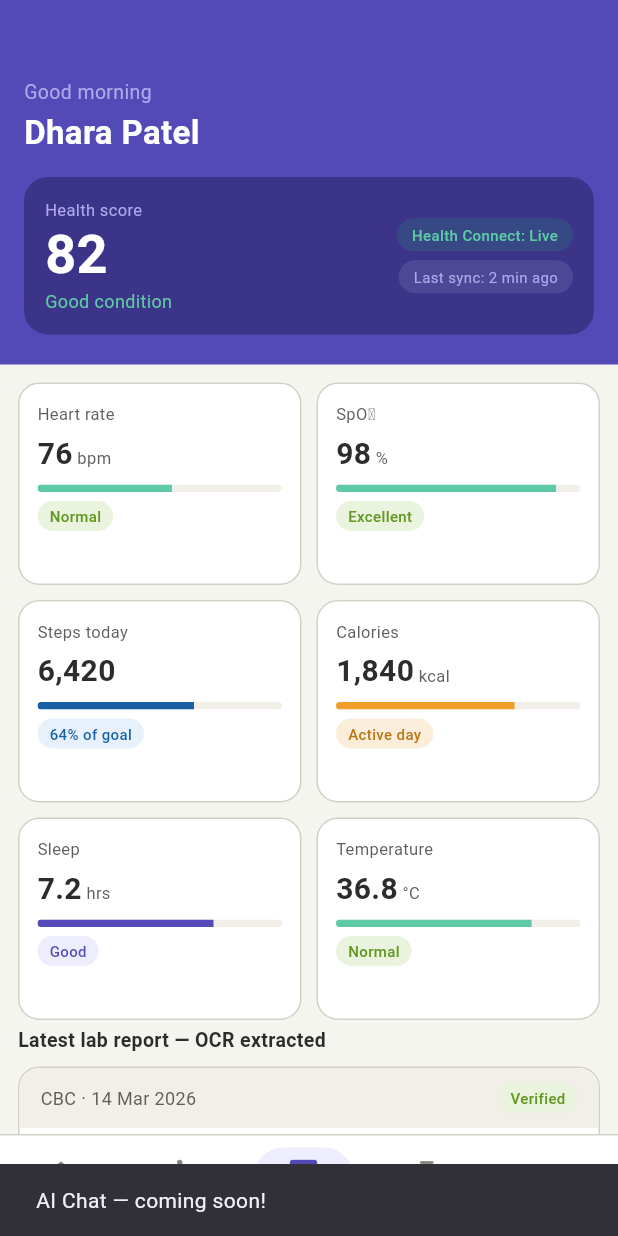
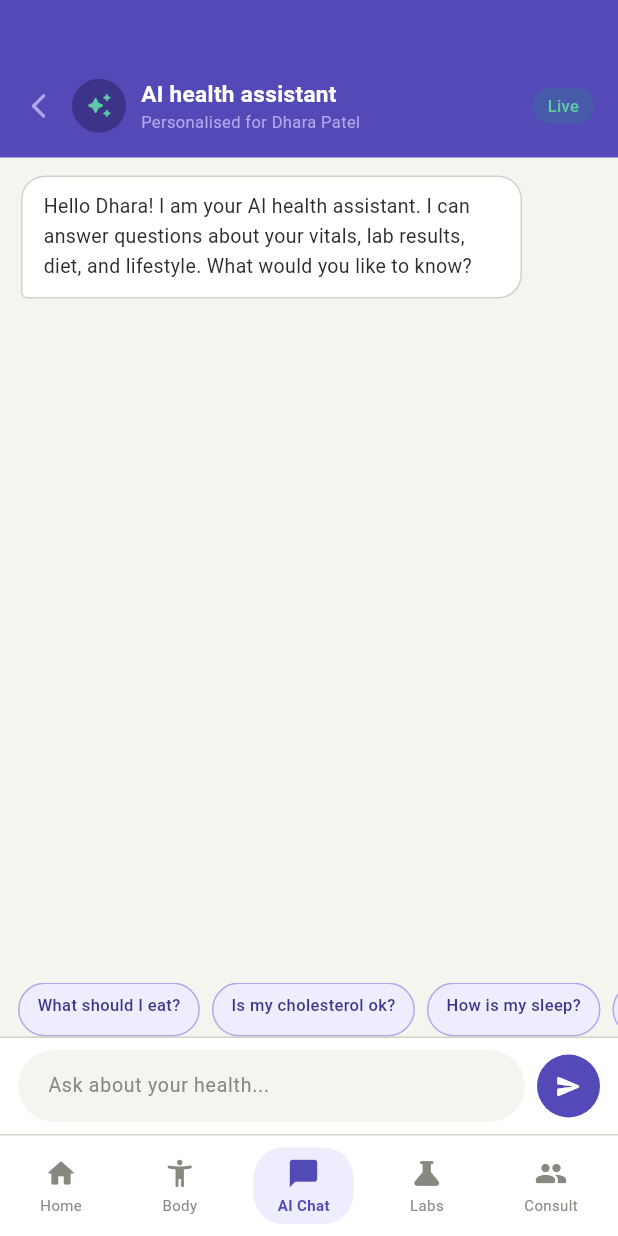
Before and after one commit to RayParth/Care-Predicter, a Flutter app: the HomeScreen screen opened directly, item 3 of the bottom bar chosen, on a phone screen of 412 x 824 dp. Run offline on Flutter 3.47's test engine with Material 3 defaults, Android fonts, the light colour scheme and no system bars; our stand-ins replace firebase_auth, firebase_core, flutter_riverpod, google_sign_in; accounts and stored records are empty.

Commit message:
feat: AI chat screen with health-aware responses

```diff
--- /dev/null
+++ b/lib/features/chat/ai_chat_screen.dart
@@ -0,0 +1,435 @@
+
+import 'package:flutter/material.dart';
+import 'package:flutter_riverpod/flutter_riverpod.dart';
+import '../../core/constants/colors.dart';
+import '../../shared/widgets/bottom_nav_bar.dart';
+
+// Message model
+class ChatMessage {
+  final String text;
+  final bool isUser;
+  final DateTime time;
+
+  ChatMessage({
+    required this.text,
+    required this.isUser,
+    required this.time,
+  });
+}
+
+// Chat messages provider
+final chatMessagesProvider =
+StateProvider<List<ChatMessage>>((ref) => [
+  ChatMessage(
+    text: 'Hello Dhara! I am your AI health assistant. I can answer questions about your vitals, lab results, diet, and lifestyle. What would you like to know?',
+    isUser: false,
+    time: DateTime.now(),
+  ),
+]);
+
+// Loading state provider
+final chatLoadingProvider = StateProvider<bool>((ref) => false);
+
+class AiChatScreen extends ConsumerStatefulWidget {
+  const AiChatScreen({super.key});
+
+  @override
+  ConsumerState<AiChatScreen> createState() => _AiChatScreenState();
+}
+
+class _AiChatScreenState extends ConsumerState<AiChatScreen> {
+  int _currentIndex = 2;
+  final TextEditingController _controller = TextEditingController();
+  final ScrollController _scrollController = ScrollController();
+
+  // Predefined AI responses based on keywords
+  // Will be replaced with real FastAPI + ML backend later
+  String _getAiResponse(String userMessage) {
+    final msg = userMessage.toLowerCase();
+
+    if (msg.contains('sugar') || msg.contains('glucose')) {
+      return 'Your glucose is 94 mg/dL — within normal range (70–100). To keep it stable: eat whole grains, legumes, and vegetables. Avoid refined sugar, white rice, and sweet drinks. Space meals every 3–4 hours and never skip breakfast.';
+    } else if (msg.contains('heart') || msg.contains('bp') || msg.contains('blood pressure')) {
+      return 'Your heart rate is 76 bpm and blood pressure is 118/76 mmHg — both normal. Your resting HR of 62 bpm shows good cardiovascular fitness. Keep up 30 minutes of brisk walking daily and reduce sodium intake.';
+    } else if (msg.contains('sleep')) {
+      return 'You are getting 7.2 hours of sleep — good. For better quality: avoid screens 1 hour before bed, keep a consistent sleep schedule, and reduce caffeine after 2 PM. Your stress index is slightly elevated at 42% which may be affecting deep sleep.';
+    } else if (msg.contains('cholesterol')) {
+      return 'Your total cholesterol is 178 mg/dL — normal. However, triglycerides are at 140 mg/dL which is borderline. Reduce fried food and sugary drinks. Increase omega-3 rich foods like fish, walnuts, and flaxseeds.';
+    } else if (msg.contains('exercise') || msg.contains('workout')) {
+      return 'With 6,420 steps today and a resting HR of 62 bpm, your fitness baseline is good. Aim for 30 minutes of brisk walking or light cardio daily. Avoid intense exercise if SpO₂ drops below 95%. Strength training 2–3 times per week is recommended.';
+    } else if (msg.contains('diet') || msg.contains('eat') || msg.contains('food')) {
+      return 'Based on your health data, I recommend: whole grains (brown rice, oats), lean proteins (fish, lentils, eggs), plenty of vegetables and fruits, and 2–3 litres of water daily. Avoid processed food, excess salt, and sugary drinks. Your triglycerides suggest reducing refined carbs.';
+    } else if (msg.contains('spo2') || msg.contains('oxygen')) {
+      return 'Your SpO₂ is 98% — excellent. Normal range is 95–100%. If it drops below 92%, seek immediate medical attention. To maintain good oxygen levels: do deep breathing exercises daily, stay active, and avoid smoking.';
+    } else if (msg.contains('kidney') || msg.contains('creatinine')) {
+      return 'Your creatinine is 0.9 mg/dL and eGFR is 92 mL/min — both excellent. Kidney function is normal. Drink at least 2–3 litres of water daily, reduce salt intake, and avoid excessive use of painkillers like ibuprofen.';
+    } else if (msg.contains('stress') || msg.contains('anxiety')) {
+      return 'Your stress index is at 42% — slightly elevated. Try 10 minutes of deep breathing or meditation daily. Regular exercise, good sleep, and reducing caffeine can significantly lower stress. Consider a short walk outdoors every evening.';
+    } else if (msg.contains('weight') || msg.contains('bmi')) {
+      return 'Your BMI is 22.4 — healthy range (18.5–24.9). Maintain this with balanced diet and regular activity. Avoid crash diets. Focus on sustainable habits: 3 balanced meals, light snacks, and 30 minutes of activity daily.';
+    } else {
+      return 'Based on your current health data — glucose 94, HR 76 bpm, SpO₂ 98%, cholesterol 178 — your overall health is good with a score of 82. Is there a specific health topic you would like to know more about? I can help with diet, exercise, sleep, or any specific lab value.';
+    }
+  }
+
+  Future<void> _sendMessage() async {
+    final text = _controller.text.trim();
+    if (text.isEmpty) return;
+
+    _controller.clear();
+
+    // Add user message
+    final messages = [...ref.read(chatMessagesProvider)];
+    messages.add(ChatMessage(
+      text: text,
+      isUser: true,
+      time: DateTime.now(),
+    ));
+    ref.read(chatMessagesProvider.notifier).state = messages;
+
+    // Show loading
+    ref.read(chatLoadingProvider.notifier).state = true;
+
+    // Scroll to bottom
+    _scrollToBottom();
+
+    // Simulate AI response delay
+    await Future.delayed(const Duration(milliseconds: 1200));
+
+    // Add AI response
+    final updatedMessages = [...ref.read(chatMessagesProvider)];
+    updatedMessages.add(ChatMessage(
+      text: _getAiResponse(text),
+      isUser: false,
+      time: DateTime.now(),
+    ));
+    ref.read(chatMessagesProvider.notifier).state = updatedMessages;
+    ref.read(chatLoadingProvider.notifier).state = false;
+
+    _scrollToBottom();
+  }
+
+  void _scrollToBottom() {
+    Future.delayed(const Duration(milliseconds: 100), () {
+      if (_scrollController.hasClients) {
+        _scrollController.animateTo(
+          _scrollController.position.maxScrollExtent,
+          duration: const Duration(milliseconds: 300),
+          curve: Curves.easeOut,
+        );
+      }
+    });
+  }
+
+  @override
+  void dispose() {
+    _controller.dispose();
+    _scrollController.dispose();
+    super.dispose();
+  }
+
+  @override
+  Widget build(BuildContext context) {
+    final messages = ref.watch(chatMessagesProvider);
+    final isLoading = ref.watch(chatLoadingProvider);
+
+    return Scaffold(
+      backgroundColor: AppColors.background,
+      body: Column(
+        children: [
+          _buildHeader(),
+          Expanded(
+            child: ListView.builder(
+              controller: _scrollController,
+              padding: const EdgeInsets.symmetric(
+                  horizontal: 14, vertical: 12),
+              itemCount: messages.length + (isLoading ? 1 : 0),
+              itemBuilder: (context, index) {
+                if (index == messages.length && isLoading) {
+                  return _buildTypingIndicator();
+                }
+                return _buildMessageBubble(messages[index]);
+              },
+            ),
+          ),
+          _buildSuggestedQuestions(),
+          _buildInputBar(),
+          BottomNavBar(
+            currentIndex: _currentIndex,
+            onTap: (index) {
+              setState(() => _currentIndex = index);
+              if (index == 0) Navigator.pop(context);
+            },
+          ),
+        ],
+      ),
+    );
+  }
+
+  Widget _buildHeader() {
+    return Container(
+      width: double.infinity,
+      padding: const EdgeInsets.fromLTRB(16, 52, 16, 16),
+      color: AppColors.primary,
+      child: Row(
+        children: [
+          GestureDetector(
+            onTap: () => Navigator.pop(context),
+            child: const Icon(
+              Icons.arrow_back_ios_rounded,
+              color: AppColors.primaryMid,
+              size: 20,
+            ),
+          ),
+          const SizedBox(width: 12),
+          Container(
+            width: 36,
+            height: 36,
+            decoration: BoxDecoration(
+              color: AppColors.primaryDark,
+              shape: BoxShape.circle,
+            ),
+            child: const Icon(
+              Icons.auto_awesome_rounded,
+              color: AppColors.tealMid,
+              size: 18,
+            ),
+          ),
+          const SizedBox(width: 10),
+          const Column(
+            crossAxisAlignment: CrossAxisAlignment.start,
+            children: [
+              Text(
+                'AI health assistant',
+                style: TextStyle(
+                  fontSize: 15,
+                  fontWeight: FontWeight.w600,
+                  color: AppColors.white,
+                ),
+              ),
+              Text(
+                'Personalised for Dhara Patel',
+                style: TextStyle(
+                  fontSize: 11,
+                  color: AppColors.primaryMid,
+                ),
+              ),
+            ],
+          ),
+          const Spacer(),
+          Container(
+            padding:
+            const EdgeInsets.symmetric(horizontal: 10, vertical: 4),
+            decoration: BoxDecoration(
+              color: AppColors.teal.withOpacity(0.2),
+              borderRadius: BorderRadius.circular(20),
+            ),
+            child: const Text(
+              'Live',
+              style: TextStyle(
+                fontSize: 11,
+                color: AppColors.tealMid,
+                fontWeight: FontWeight.w500,
+              ),
+            ),
+          ),
+        ],
+      ),
+    );
+  }
+
+  Widget _buildMessageBubble(ChatMessage message) {
+    final isUser = message.isUser;
+    return Padding(
+      padding: EdgeInsets.only(
+        bottom: 10,
+        left: isUser ? 50 : 0,
+        right: isUser ? 0 : 50,
+      ),
+      child: Align(
+        alignment: isUser ? Alignment.centerRight : Alignment.centerLeft,
+        child: Container(
+          padding: const EdgeInsets.symmetric(
+              horizontal: 14, vertical: 10),
+          decoration: BoxDecoration(
+            color: isUser ? AppColors.primary : AppColors.white,
+            borderRadius: BorderRadius.only(
+              topLeft: const Radius.circular(16),
+              topRight: const Radius.circular(16),
+              bottomLeft: Radius.circular(isUser ? 16 : 4),
+              bottomRight: Radius.circular(isUser ? 4 : 16),
+            ),
+            border: isUser
+                ? null
+                : Border.all(color: AppColors.border, width: 1),
+          ),
+          child: Text(
+            message.text,
+            style: TextStyle(
+              fontSize: 13,
+              color: isUser ? AppColors.white : AppColors.textPrimary,
+              height: 1.5,
+            ),
+          ),
+        ),
+      ),
+    );
+  }
+
+  Widget _buildTypingIndicator() {
+    return Padding(
+      padding: const EdgeInsets.only(bottom: 10, right: 50),
+      child: Align(
+        alignment: Alignment.centerLeft,
+        child: Container(
+          padding: const EdgeInsets.symmetric(
+              horizontal: 16, vertical: 12),
+          decoration: BoxDecoration(
+            color: AppColors.white,
+            borderRadius: const BorderRadius.only(
+              topLeft: Radius.circular(16),
+              topRight: Radius.circular(16),
+              bottomRight: Radius.circular(16),
+              bottomLeft: Radius.circular(4),
+            ),
+            border: Border.all(color: AppColors.border),
+          ),
+          child: Row(
+            mainAxisSize: MainAxisSize.min,
+            children: [
+              _buildDot(0),
+              const SizedBox(width: 4),
+              _buildDot(1),
+              const SizedBox(width: 4),
+              _buildDot(2),
+            ],
+          ),
+        ),
+      ),
+    );
+  }
+
+  Widget _buildDot(int index) {
+    return TweenAnimationBuilder<double>(
+      tween: Tween(begin: 0.4, end: 1.0),
+      duration: Duration(milliseconds: 400 + (index * 150)),
+      builder: (context, value, child) {
+        return Opacity(
+          opacity: value,
+          child: Container(
+            width: 7,
+            height: 7,
+            decoration: const BoxDecoration(
+              color: AppColors.primary,
+              shape: BoxShape.circle,
+            ),
+          ),
+        );
+      },
+    );
+  }
+
+  Widget _buildSuggestedQuestions() {
+    final suggestions = [
+      'What should I eat?',
+      'Is my cholesterol ok?',
+      'How is my sleep?',
+      'Exercise tips',
+    ];
+
+    return Container(
+      height: 36,
+      color: AppColors.background,
+      child: ListView.builder(
+        scrollDirection: Axis.horizontal,
+        padding: const EdgeInsets.symmetric(horizontal: 12),
+        itemCount: suggestions.length,
+        itemBuilder: (context, index) {
+          return GestureDetector(
+            onTap: () {
+              _controller.text = suggestions[index];
+              _sendMessage();
+            },
+            child: Container(
+              margin: const EdgeInsets.only(right: 8),
+              padding: const EdgeInsets.symmetric(
+                  horizontal: 12, vertical: 6),
+              decoration: BoxDecoration(
+                color: AppColors.primaryLight,
+                borderRadius: BorderRadius.circular(20),
+                border: Border.all(color: AppColors.primaryMid),
+              ),
+              child: Text(
+                suggestions[index],
+                style: const TextStyle(
+                  fontSize: 11,
+                  color: AppColors.primaryDark,
+                  fontWeight: FontWeight.w500,
+                ),
+              ),
+            ),
+          );
+        },
+      ),
+    );
+  }
+
+  Widget _buildInputBar() {
+    return Container(
+      padding: const EdgeInsets.symmetric(horizontal: 12, vertical: 8),
+      decoration: BoxDecoration(
+        color: AppColors.white,
+        border: Border(
+          top: BorderSide(color: AppColors.border, width: 1),
+        ),
+      ),
+      child: Row(
+        children: [
+          Expanded(
+            child: TextField(
+              controller: _controller,
+              decoration: InputDecoration(
+                hintText: 'Ask about your health...',
+                hintStyle: const TextStyle(
+                  fontSize: 13,
+                  color: AppColors.textHint,
+                ),
+                filled: true,
+                fillColor: AppColors.background,
+                border: OutlineInputBorder(
+                  borderRadius: BorderRadius.circular(24),
+                  borderSide: BorderSide.none,
+                ),
+                contentPadding: const EdgeInsets.symmetric(
+                    horizontal: 16, vertical: 10),
+              ),
+              style: const TextStyle(
+                fontSize: 13,
+                color: AppColors.textPrimary,
+              ),
+              onSubmitted: (_) => _sendMessage(),
+              textInputAction: TextInputAction.send,
+            ),
+          ),
+          const SizedBox(width: 8),
+          GestureDetector(
+            onTap: _sendMessage,
+            child: Container(
+              width: 42,
+              height: 42,
+              decoration: const BoxDecoration(
+                color: AppColors.primary,
+                shape: BoxShape.circle,
+              ),
+              child: const Icon(
+                Icons.send_rounded,
+                color: AppColors.white,
+                size: 18,
+              ),
+            ),
+          ),
+        ],
+      ),
+    );
+  }
+}
```
Also changed, not shown: lib/features/dashboard/home_screen.dart (+8 -0 lines).
